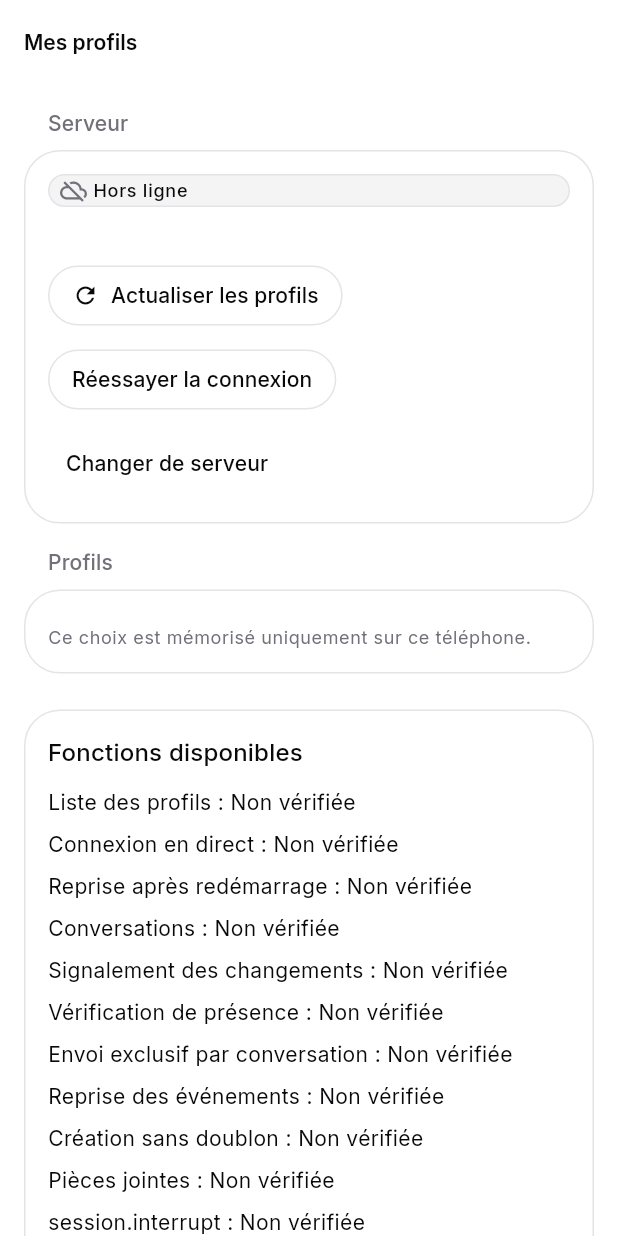
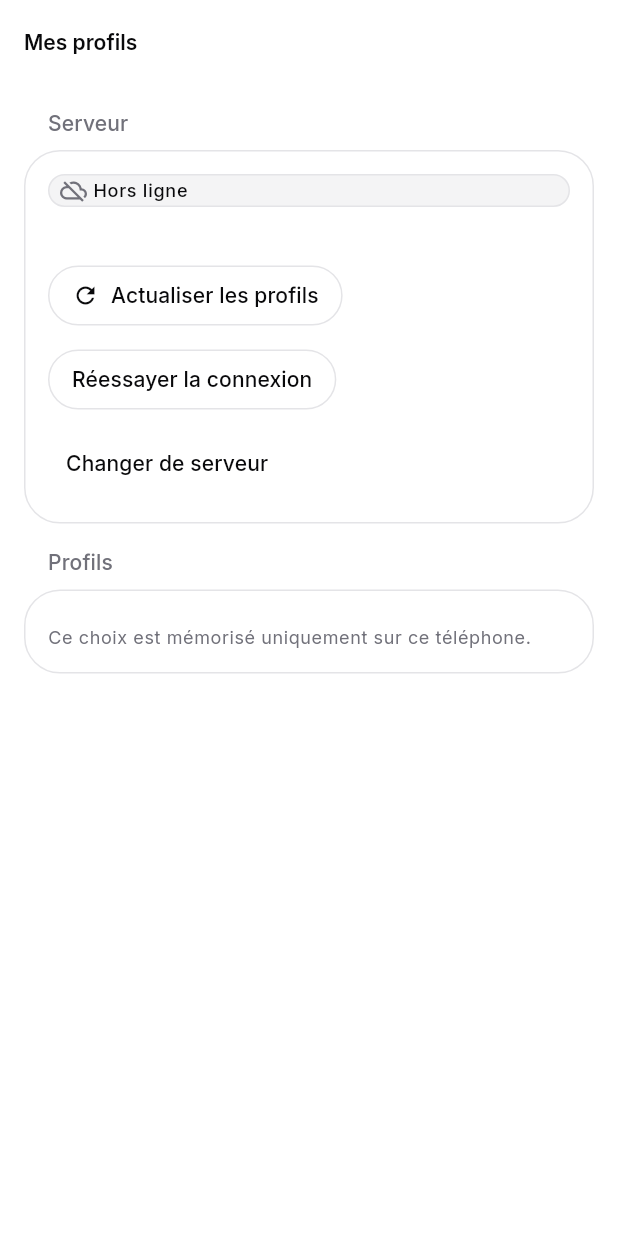
Before and after one commit to alanmlcrt/hermes-mobile, a Flutter app: the ProfilesView screen opened by its route, on a phone screen of 412 x 824 dp. Run offline on Flutter 3.47's test engine with Material 3 defaults, Android fonts, the phone set to English and light mode, and no system bars; our stand-ins replace dynamic_color, file_picker, firebase_core, firebase_messaging, flutter_markdown_plus, flutter_secure_storage and 4 more; accounts and stored records are empty.

Commit message:
fix(ui): simplifier les réglages et les pièces jointes

```diff
--- a/lib/app/routes.dart
+++ b/lib/app/routes.dart
@@ -297,6 +297,8 @@
                       );
                     },
                     onSettings: () => context.push('/profiles'),
+                    onProfileSettings: (profile) =>
+                        context.push(profileSettingsPath(profile)),
                     onRooms: () {
                       final s = gateway.snapshot;
                       final p =
--- a/lib/features/profiles/profiles_view.dart
+++ b/lib/features/profiles/profiles_view.dart
@@ -5,7 +5,6 @@
 import '../../ui/content.dart';
 import '../../ui/tokens.dart';
 import '../../ui/components/status_label.dart';
-import '../../ui/components/section_card.dart';
 import '../../ui/components/profile_choice.dart';
 import 'profiles_view_model.dart';
 
@@ -164,28 +163,6 @@
                   const SizedBox(height: Spacing.sm),
                   Text(Content.localSelection, style: note),
                 ]),
-                const SizedBox(height: Spacing.lg),
-                SectionCard(
-                  title: Content.capabilitiesTitle,
-                  child: Column(
-                    crossAxisAlignment: CrossAxisAlignment.stretch,
-                    children: [
-                      for (final capability in state.capabilities)
-                        if (capability.state != CapabilityState.present)
-                          Padding(
-                            padding: const EdgeInsets.symmetric(
-                              vertical: Spacing.xs,
-                            ),
-                            child: Text(
-                              '${Content.capability(capability.name)} : '
-                              '${capability.state == CapabilityState.absent ? Content.missing : Content.unverified}',
-                            ),
-                          ),
-                      if (state.acceptanceOpen)
-                        const Text(Content.acceptanceOpen),
-                    ],
-                  ),
-                ),
               ],
             ),
           ),
--- a/lib/ui/content.dart
+++ b/lib/ui/content.dart
@@ -323,8 +323,8 @@
       'Réglé sur Hermes pour ce profil. Le mode affiché est celui relu sur Hermes.';
   static String approvalModeName(String mode) => switch (mode) {
     'manual' => 'Toujours me demander',
-    'smart' => 'Hermes juge',
-    'off' => 'Ne jamais demander',
+    'smart' => 'Auto',
+    'off' => 'yolo',
     _ => mode,
   };
   static String approvalModeHint(String mode) => switch (mode) {
--- a/pubspec.yaml
+++ b/pubspec.yaml
@@ -1,7 +1,7 @@
 name: hermes_mobile
 description: "Interface mobile personnelle pour l'installation Hermes d'Alanc."
 publish_to: 'none'
-version: 0.1.0+1
+version: 0.1.0+34
 
 environment:
   sdk: ^3.13.5
```
Also changed, not shown: lib/features/conversation/draft_view.dart (+9 -3 lines), lib/features/history/history_view.dart (+20 -2 lines), lib/features/home/home_view.dart (+21 -6 lines), lib/features/profiles/approval_mode_section.dart (+1 -11 lines), lib/features/profiles/profile_settings_view.dart (+5 -30 lines), lib/ui/components/attachment_list.dart (+2 -29 lines), 3 other files.
